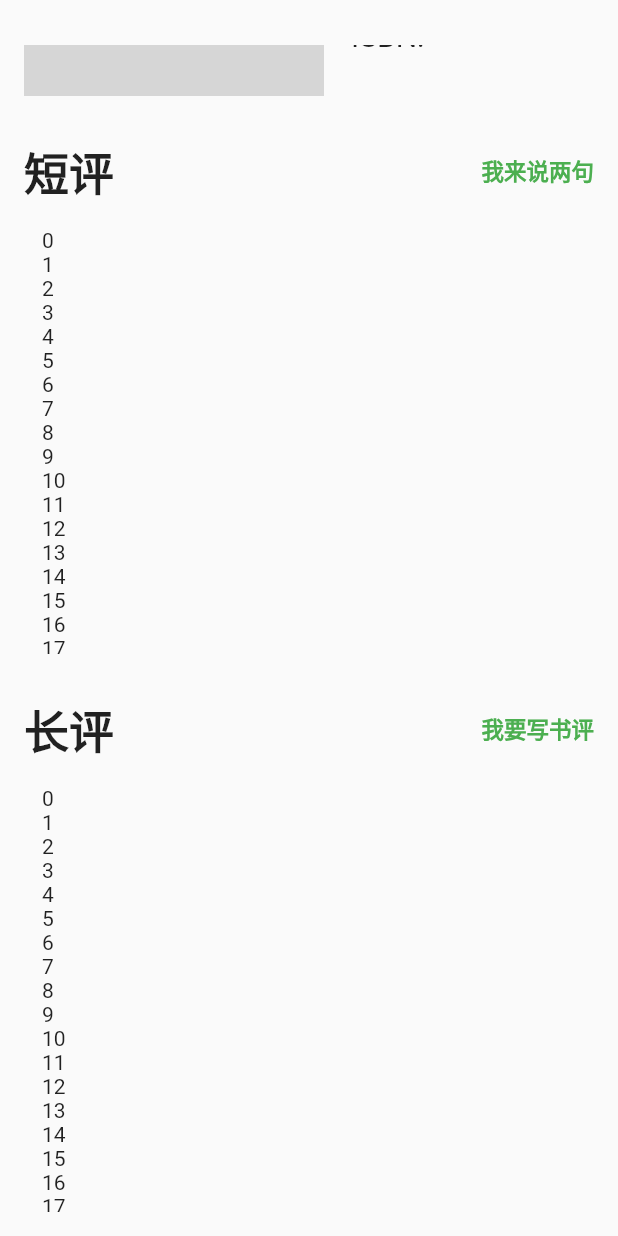
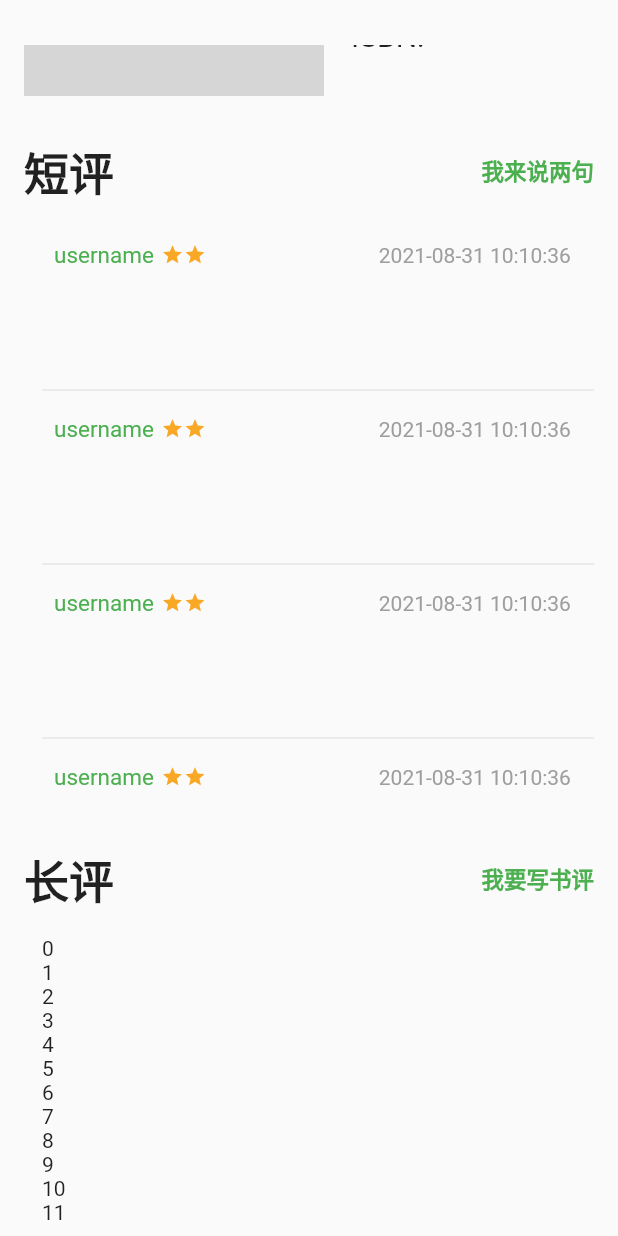
Before and after one commit to mzj-xk/thebook-app, a Flutter app: the BookDetail screen opened directly with empty values, scrolled down 249 dp, on a phone screen of 412 x 824 dp. Run offline on Flutter 3.47's test engine with Material 2 defaults, Android fonts, the phone set to English and light mode, and no system bars; our stand-ins replace dio; network calls fail; grey boxes are pictures that could not be loaded.

Commit message:
书籍短评

```diff
--- a/lib/main.dart
+++ b/lib/main.dart
@@ -24,7 +24,7 @@ class MyApp extends StatelessWidget {
         // or simply save your changes to "hot reload" in a Flutter IDE).
         // Notice that the counter didn't reset back to zero; the application
         // is not restarted.
-        primarySwatch: Colors.blue,
+        primarySwatch: Colors.green,
       ),
       home: const TabNavigator(),
     );
--- a/lib/views/book_detail.dart
+++ b/lib/views/book_detail.dart
@@ -1,15 +1,22 @@
 import 'package:flutter/material.dart';
 import 'package:thebook_app/models/book_info.dart';
 
-class BookDetail extends StatelessWidget {
+class BookDetail extends StatefulWidget {
   final BookInfo data;
 
   const BookDetail(this.data, {Key? key}) : super(key: key);
 
   @override
+  _BookDetailState createState() => _BookDetailState();
+}
+
+class _BookDetailState extends State<BookDetail> {
+  bool opened = false;
+  @override
   Widget build(BuildContext context) {
     return Scaffold(
-      body: SafeArea(
+      body: Builder(builder: (context) {
+        return SafeArea(
             child: Padding(
           padding: const EdgeInsets.fromLTRB(8, 30, 8, 8),
           child: SingleChildScrollView(
@@ -20,7 +27,7 @@ class BookDetail extends StatelessWidget {
                 Padding(
                     padding: const EdgeInsets.fromLTRB(8, 20, 8, 8),
                     child: Text(
-                    data.name ?? '',
+                      widget.data.name ?? '',
                       style: const TextStyle(
                           fontWeight: FontWeight.bold, fontSize: 30),
                     )),
@@ -29,7 +36,8 @@ class BookDetail extends StatelessWidget {
                   children: [
                     Padding(
                       padding: const EdgeInsets.fromLTRB(8, 20, 8, 8),
-                    child: Image.network(data.cover ?? '', height: 200),
+                      child:
+                          Image.network(widget.data.cover ?? '', height: 200),
                     ),
                     Container(
                       height: 200,
@@ -38,27 +46,27 @@ class BookDetail extends StatelessWidget {
                         crossAxisAlignment: CrossAxisAlignment.start,
                         children: [
                           Text(
-                          '作者: ${data.author ?? ''}',
+                            '作者: ${widget.data.author ?? ''}',
                             style: const TextStyle(fontSize: 20),
                           ),
                           Text(
-                          '出版方: ${data.press ?? ''}',
+                            '出版方: ${widget.data.press ?? ''}',
                             style: const TextStyle(fontSize: 20),
                           ),
                           Text(
-                          '出品方: ${data.producer ?? ''}',
+                            '出品方: ${widget.data.producer ?? ''}',
                             style: const TextStyle(fontSize: 20),
                           ),
                           Text(
-                          '页数: ${data.pagesNumber ?? ''}',
+                            '页数: ${widget.data.pagesNumber ?? ''}',
                             style: const TextStyle(fontSize: 20),
                           ),
                           Text(
-                          '定价: ${data.price ?? ''}',
+                            '定价: ${widget.data.price ?? ''}',
                             style: const TextStyle(fontSize: 20),
                           ),
                           Text(
-                          'ISBN: ${data.isbn ?? ''}',
+                            'ISBN: ${widget.data.isbn ?? ''}',
                             style: const TextStyle(fontSize: 20),
                           ),
                         ],
@@ -70,13 +78,14 @@ class BookDetail extends StatelessWidget {
                   padding: const EdgeInsets.fromLTRB(8, 20, 8, 8),
                   child: Row(
                     mainAxisAlignment: MainAxisAlignment.spaceBetween,
-                  children: const [
-                    Text(
+                    children: [
+                      const Text(
                         '短评',
-                      style:
-                          TextStyle(fontWeight: FontWeight.bold, fontSize: 30),
+                        style: TextStyle(
+                            fontWeight: FontWeight.bold, fontSize: 30),
                       ),
-                    Text(
+                      GestureDetector(
+                        child: const Text(
                           '我来说两句',
                           style: TextStyle(
                             fontWeight: FontWeight.bold,
@@ -84,18 +93,64 @@ class BookDetail extends StatelessWidget {
                             color: Colors.green,
                           ),
                         ),
+                        onTap: () {
+                          showModalBottomSheet(
+                              context: context,
+                              builder: (context) {
+                                return Container(
+                                  padding: const EdgeInsets.all(8.0),
+                                  height: 350,
+                                  child: Column(
+                                    children: [
+                                      Container(
+                                        height: 200,
+                                        decoration: BoxDecoration(
+                                          border:
+                                              Border.all(color: Colors.grey),
+                                        ),
+                                        child: TextFormField(
+                                          maxLines: 10,
+                                          minLines: 1,
+                                          maxLength: 200,
+                                          cursorColor: Colors.green,
+                                          style: TextStyle(fontSize: 20),
+                                          decoration: InputDecoration(
+                                            border: InputBorder.none,
+                                            contentPadding: EdgeInsets.all(8.0),
+                                          ),
+                                        ),
+                                      ),
+                                      Score((score) {
+                                        print(score.toString());
+                                      }),
+                                      Container(
+                                        margin: const EdgeInsets.all(8),
+                                        width: 100,
+                                        child: ElevatedButton(
+                                          onPressed: () {},
+                                          child: const Text('提交'),
+                                        ),
+                                      )
+                                    ],
+                                  ),
+                                );
+                              });
+                        },
+                      ),
                     ],
                   ),
                 ),
                 Container(
-                  height: 300,
+                    height: 400,
                     padding: const EdgeInsets.fromLTRB(20, 8, 8, 8),
-                  child: ListView.builder(
+                    child: ListView.separated(
                         itemCount: 20,
+                        separatorBuilder: (BuildContext context, int index) {
+                          return const Divider();
+                        },
                         itemBuilder: (BuildContext context, int index) {
-                      return Text('$index');
-                    },
-                  )),
+                          return _item();
+                        })),
                 Padding(
                   padding: const EdgeInsets.fromLTRB(8, 20, 8, 8),
                   child: Row(
@@ -103,8 +158,8 @@ class BookDetail extends StatelessWidget {
                     children: const [
                       Text(
                         '长评',
-                      style:
-                          TextStyle(fontWeight: FontWeight.bold, fontSize: 30),
+                        style: TextStyle(
+                            fontWeight: FontWeight.bold, fontSize: 30),
                       ),
                       Text(
                         '我要写书评',
@@ -125,11 +180,96 @@ class BookDetail extends StatelessWidget {
                     itemBuilder: (BuildContext context, int index) {
                       return Text('$index');
                     },
-                  )),
+                  ),
+                ),
               ],
             ),
           ),
-      )),
+        ));
+      }),
     );
   }
 }
+
+Widget _item() {
+  return Container(
+    padding: const EdgeInsets.all(8.0),
+    height: 100,
+    child: Column(
+      children: [
+        Row(
+          children: [
+            Text(
+              'username',
+              style: TextStyle(color: Colors.green, fontSize: 15),
+            ),
+            _star(2),
+            Text(
+              '2021-08-31 10:10:36',
+              style: TextStyle(color: Colors.grey),
+            )
+          ],
+        )
+      ],
+    ),
+  );
+}
+
+Widget _star(int quantity) {
+  return Container(
+    padding: const EdgeInsets.only(left: 5),
+    width: 150,
+    height: 20,
+    child: ListView.builder(
+      itemCount: quantity,
+      scrollDirection: Axis.horizontal,
+      physics: const NeverScrollableScrollPhysics(),
+      itemBuilder: (BuildContext context, int index) {
+        return Icon(Icons.star, color: Colors.yellow[800], size: 15);
+      },
+    ),
+  );
+}
+
+class Score extends StatefulWidget {
+  final ValueChanged<int> score;
+  const Score(this.score, {Key? key}) : super(key: key);
+
+  @override
+  _ScoreState createState() => _ScoreState();
+}
+
+class _ScoreState extends State<Score> {
+  late int score;
+  @override
+  void initState() {
+    score = 0;
+    super.initState();
+  }
+
+  @override
+  Widget build(BuildContext context) {
+    return Container(
+      width: 150,
+      height: 20,
+      child: ListView.builder(
+        itemCount: 5,
+        scrollDirection: Axis.horizontal,
+        physics: const NeverScrollableScrollPhysics(),
+        itemBuilder: (BuildContext context, int index) {
+          return GestureDetector(
+            child: index < score
+                ? Icon(Icons.star, color: Colors.yellow[800], size: 30)
+                : const Icon(Icons.star_outline, size: 30, color: Colors.grey),
+            onTap: () {
+              setState(() {
+                score = index + 1;
+              });
+              widget.score(index + 1);
+            },
+          );
+        },
+      ),
+    );
+  }
+}
```
Lines whose indentation alone changed are shown as unchanged.
